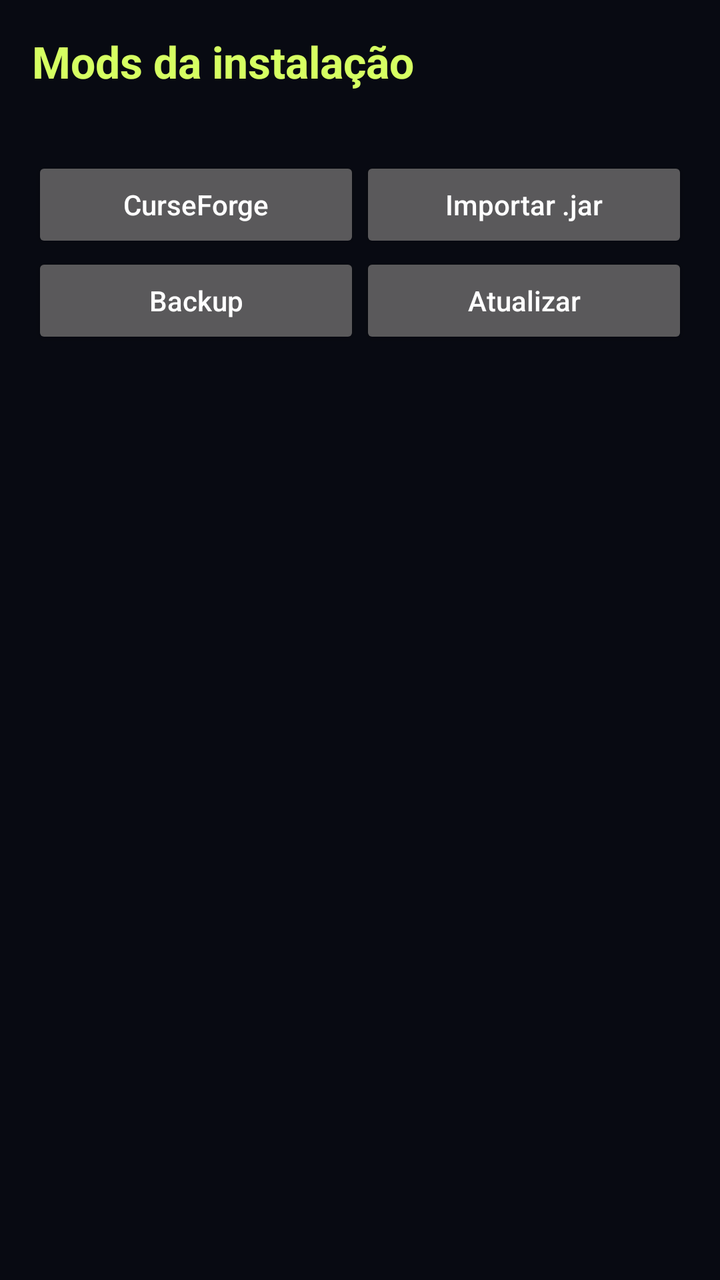
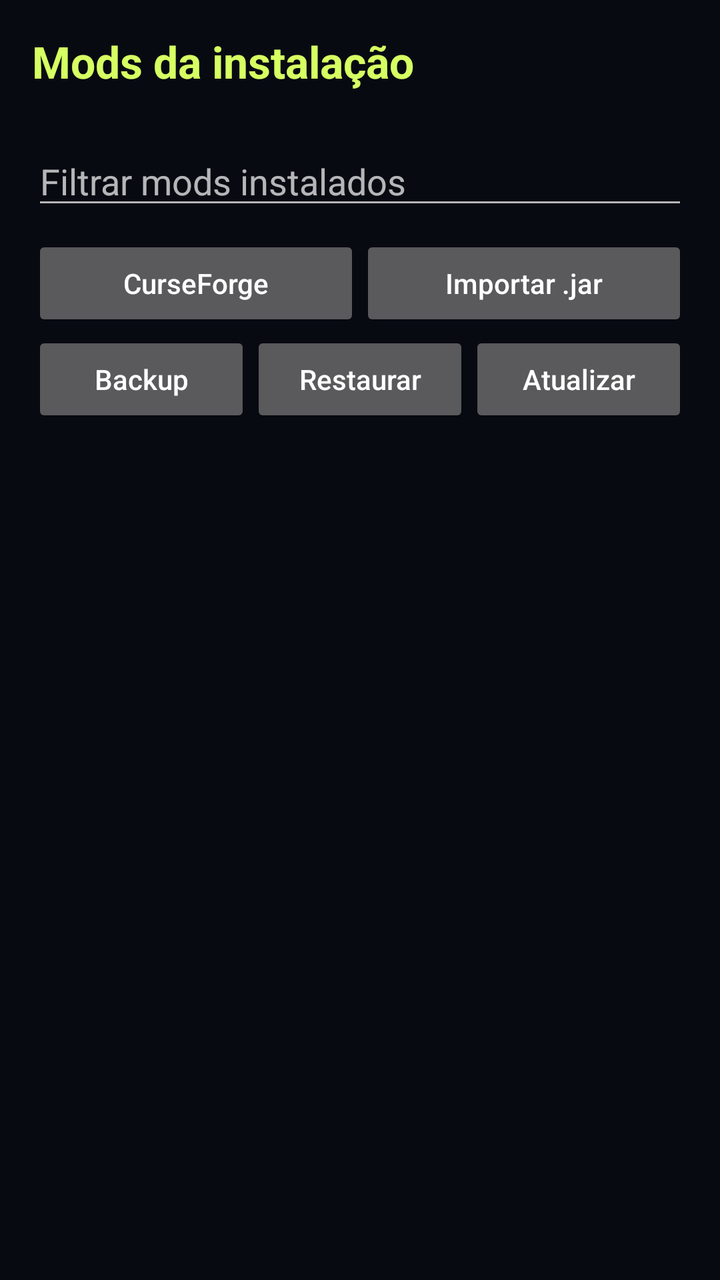

Compare the two renders of this Android layout. The source of the first and the diff that turns it into the second are given below.
<!-- AndroidManifest.xml: application theme AppTheme -->
<!-- res/layout/fragment_mod_manager.xml -->
<?xml version="1.0" encoding="utf-8"?>
<LinearLayout xmlns:android="http://schemas.android.com/apk/res/android"
    android:layout_width="match_parent" android:layout_height="match_parent"
    android:orientation="vertical" android:padding="16dp" android:background="@color/background_app">
    <TextView android:id="@+id/mod_manager_title" android:layout_width="match_parent" android:layout_height="wrap_content"
        android:text="Mods da instalação" android:textSize="22sp" android:textStyle="bold" android:textColor="@color/mikael_lime"/>
    <TextView android:id="@+id/mod_manager_path" android:layout_width="match_parent" android:layout_height="wrap_content"
        android:ellipsize="middle" android:maxLines="1" android:textColor="@color/secondary_text" android:paddingTop="4dp"/>
    <LinearLayout android:layout_width="match_parent" android:layout_height="wrap_content" android:orientation="horizontal" android:paddingTop="10dp">
        <Button android:id="@+id/mod_manager_curseforge" android:layout_width="0dp" android:layout_height="wrap_content" android:layout_weight="1"
            android:text="CurseForge" android:textAllCaps="false"/>
        <Button android:id="@+id/mod_manager_import" android:layout_width="0dp" android:layout_height="wrap_content" android:layout_weight="1"
            android:text="Importar .jar" android:textAllCaps="false"/>
    </LinearLayout>
    <LinearLayout android:layout_width="match_parent" android:layout_height="wrap_content" android:orientation="horizontal">
        <Button android:id="@+id/mod_manager_backup" android:layout_width="0dp" android:layout_height="wrap_content" android:layout_weight="1"
            android:text="Backup" android:textAllCaps="false"/>
        <Button android:id="@+id/mod_manager_refresh" android:layout_width="0dp" android:layout_height="wrap_content" android:layout_weight="1"
            android:text="Atualizar" android:textAllCaps="false"/>
    </LinearLayout>
    <TextView android:id="@+id/mod_manager_status" android:layout_width="match_parent" android:layout_height="wrap_content"
        android:paddingTop="8dp" android:paddingBottom="8dp" android:textColor="@color/secondary_text"/>
    <ScrollView android:layout_width="match_parent" android:layout_height="0dp" android:layout_weight="1">
        <LinearLayout android:id="@+id/mod_manager_list" android:layout_width="match_parent" android:layout_height="wrap_content" android:orientation="vertical"/>
    </ScrollView>
</LinearLayout>
<!-- resources referenced by this layout -->
<resources>
  <color name="background_app">#080A12</color>
  <color name="mikael_lime">#D6FF62</color>
  <color name="secondary_text">#8F9AB7</color>
  <style name="AppTheme" parent="@style/Theme.AppCompat.NoActionBar">
          <item name="windowNoTitle">true</item>
          <item name="windowActionBar">false</item>
          <item name="android:windowContentOverlay">@null</item>
          <item name="android:statusBarColor">@color/background_status_bar</item>
          <item name="android:navigationBarColor">@color/background_app</item>
          <item name="preferenceTheme">@style/PreferenceThemeOverlay.v14.Material</item>
  
          <item name="android:textSize">@dimen/_12ssp</item>
  
      </style>
  <color name="background_status_bar">#080A12</color>
</resources>

<!-- the commit's change to res/layout/fragment_mod_manager.xml (unified diff, before → after) -->
@@ -6,7 +6,9 @@
         android:text="Mods da instalação" android:textSize="22sp" android:textStyle="bold" android:textColor="@color/mikael_lime"/>
     <TextView android:id="@+id/mod_manager_path" android:layout_width="match_parent" android:layout_height="wrap_content"
         android:ellipsize="middle" android:maxLines="1" android:textColor="@color/secondary_text" android:paddingTop="4dp"/>
-    <LinearLayout android:layout_width="match_parent" android:layout_height="wrap_content" android:orientation="horizontal" android:paddingTop="10dp">
+    <EditText android:id="@+id/mod_manager_search" android:layout_width="match_parent" android:layout_height="wrap_content"
+        android:hint="Filtrar mods instalados" android:singleLine="true" android:inputType="text"/>
+    <LinearLayout android:layout_width="match_parent" android:layout_height="wrap_content" android:orientation="horizontal" android:paddingTop="8dp">
         <Button android:id="@+id/mod_manager_curseforge" android:layout_width="0dp" android:layout_height="wrap_content" android:layout_weight="1"
             android:text="CurseForge" android:textAllCaps="false"/>
         <Button android:id="@+id/mod_manager_import" android:layout_width="0dp" android:layout_height="wrap_content" android:layout_weight="1"
@@ -15,6 +17,8 @@
     <LinearLayout android:layout_width="match_parent" android:layout_height="wrap_content" android:orientation="horizontal">
         <Button android:id="@+id/mod_manager_backup" android:layout_width="0dp" android:layout_height="wrap_content" android:layout_weight="1"
             android:text="Backup" android:textAllCaps="false"/>
+        <Button android:id="@+id/mod_manager_restore" android:layout_width="0dp" android:layout_height="wrap_content" android:layout_weight="1"
+            android:text="Restaurar" android:textAllCaps="false"/>
         <Button android:id="@+id/mod_manager_refresh" android:layout_width="0dp" android:layout_height="wrap_content" android:layout_weight="1"
             android:text="Atualizar" android:textAllCaps="false"/>
     </LinearLayout>
